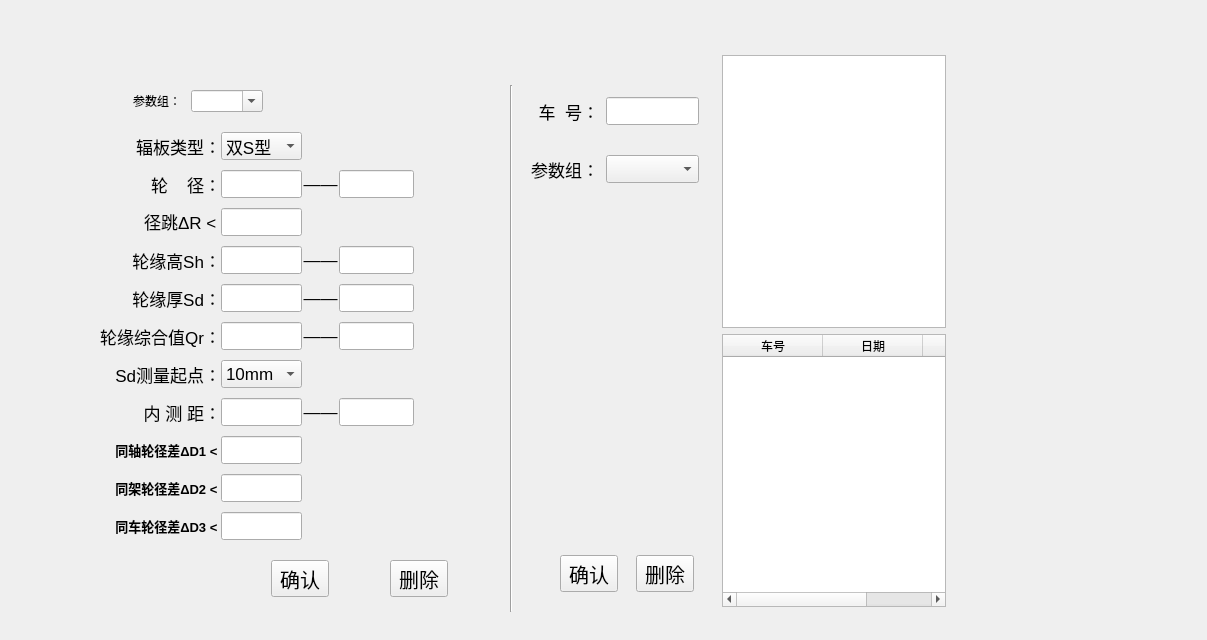
First picture: the form in dialogs/dlguserparasetting.ui, repository rainbowH/LuxrayDamo, before the edit.
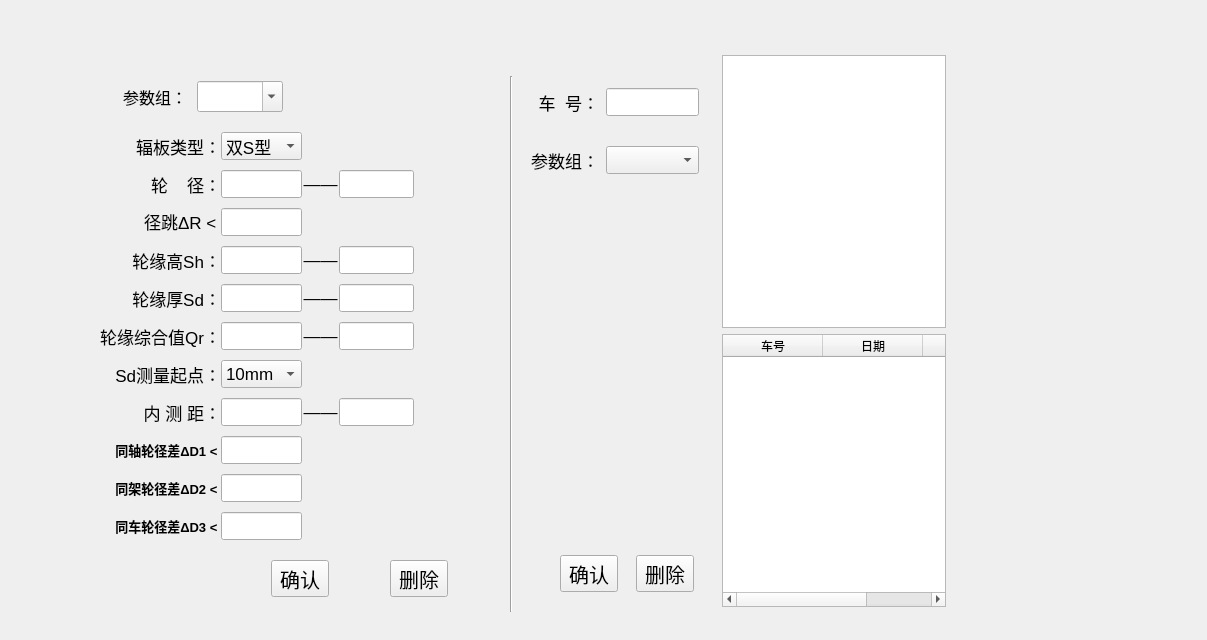
Second picture: the form after the edit. Icons and pictures are not drawn. Custom widgets are drawn as their Qt base class.

Diff of the .ui file:
```diff
--- a/dialogs/dlguserparasetting.ui
+++ b/dialogs/dlguserparasetting.ui
@@ -64,6 +64,12 @@
             </item>
             <item>
              <widget class="QLabel" name="label_18">
+              <property name="font">
+               <font>
+                <family>Agency FB</family>
+                <pointsize>12</pointsize>
+               </font>
+              </property>
               <property name="text">
                <string>参数组：</string>
               </property>
@@ -74,6 +80,12 @@
             </item>
             <item>
              <widget class="QComboBox" name="txtParaGroup">
+              <property name="font">
+               <font>
+                <family>Agency FB</family>
+                <pointsize>12</pointsize>
+               </font>
+              </property>
               <property name="editable">
                <bool>true</bool>
               </property>
```
